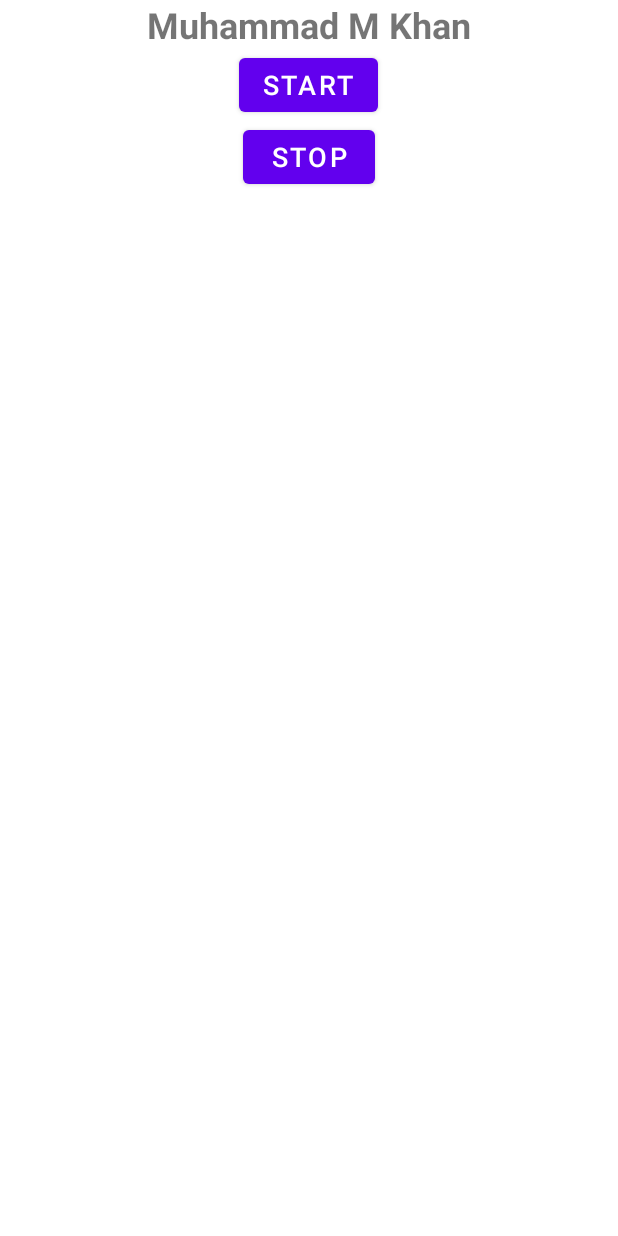
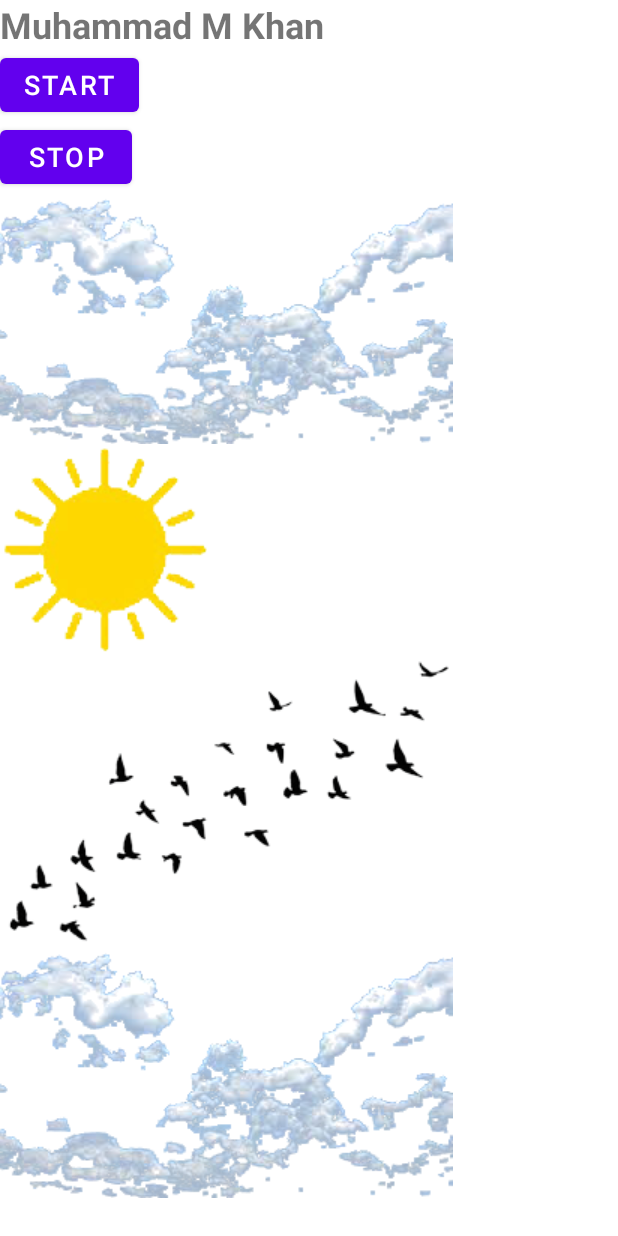
Before and after one commit to alphachambers/INFO-6130-Project-2, an Android app: the layout fragment_one.xml on its own in the app's theme, with its tools: preview values and no code run, on a phone screen of 412 x 824 dp. Run offline under Robolectric (Android 15) with nearby library versions, the phone set to English and light mode, and no system bars.

Commit message:
Adding functionalities to fragments

```diff
--- a/app/src/main/java/com/example/androidproject2/MainActivity.kt
+++ b/app/src/main/java/com/example/androidproject2/MainActivity.kt
@@ -10,7 +10,11 @@ class MainActivity : AppCompatActivity() {
 
         if (savedInstanceState == null) {
             supportFragmentManager.beginTransaction()
-                .replace(R.id.fragment_container, FragmentOne()) // Corrected fragment_container
+                .replace(R.id.fragment_container, FragmentOne())
+                .commit()
+
+            supportFragmentManager.beginTransaction()
+                .replace(R.id.fragment_container_two, FragmentTwo())
                 .commit()
         }
     }
--- a/app/src/main/res/layout/fragment_one.xml
+++ b/app/src/main/res/layout/fragment_one.xml
@@ -1,10 +1,10 @@
-<?xml version="1.0" encoding="utf-8"?>
+<!-- fragment_one.xml -->
+
 <LinearLayout
     xmlns:android="http://schemas.android.com/apk/res/android"
     android:layout_width="match_parent"
     android:layout_height="match_parent"
-    android:orientation="vertical"
-    android:gravity="center">
+    android:orientation="vertical">
 
     <!-- Your name -->
     <TextView
@@ -30,11 +30,23 @@
         android:text="Stop"
         android:textSize="18sp" />
 
-    <FrameLayout
-        android:id="@+id/fragmentContainer"
-        android:layout_width="match_parent"
-        android:layout_height="match_parent">
-    </FrameLayout>
+    <ImageView
+        android:id="@+id/cloudImageView"
+        android:layout_width="wrap_content"
+        android:layout_height="wrap_content"
+        android:src="@drawable/cloud_1" />
+
+    <ImageView
+        android:id="@+id/sunImageView"
+        android:layout_width="wrap_content"
+        android:layout_height="wrap_content"
+        android:src="@drawable/sun3f" />
+
+    <ImageView
+        android:id="@+id/birdsImageView"
+        android:layout_width="wrap_content"
+        android:layout_height="wrap_content"
+        android:src="@drawable/birds_1" />
 
     <ImageView
         android:id="@+id/seasonalImageView"
@@ -42,4 +54,12 @@
         android:layout_height="wrap_content"
         android:src="@drawable/cloud_1" />
 
+    <FrameLayout
+        android:id="@+id/fragmentContainer"
+        android:layout_width="match_parent"
+        android:layout_height="match_parent">
+    </FrameLayout>
+
+
+
 </LinearLayout>
```
Also changed, not shown: app/src/main/java/com/example/androidproject2/FragmentOne.kt (+65 -0 lines), app/src/main/java/com/example/androidproject2/FragmentTwo.kt (+4 -4 lines), app/src/main/res/drawable/birds_animation.xml (added, +13 -0 lines), app/src/main/res/drawable/cloud_animation.xml (added, +13 -0 lines), app/src/main/res/drawable/sun_animation.xml (added, +13 -0 lines), app/src/main/res/drawable/wheel_animation.xml (added, +13 -0 lines), app/src/main/res/layout/activity_main.xml (+12 -4 lines).
